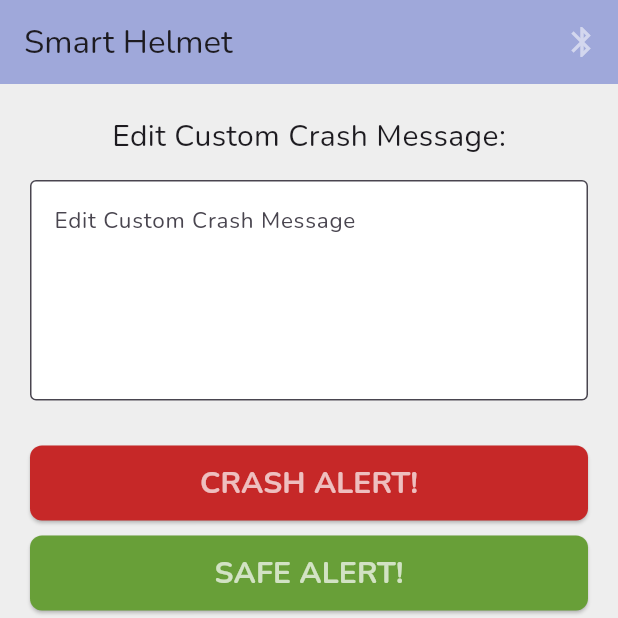
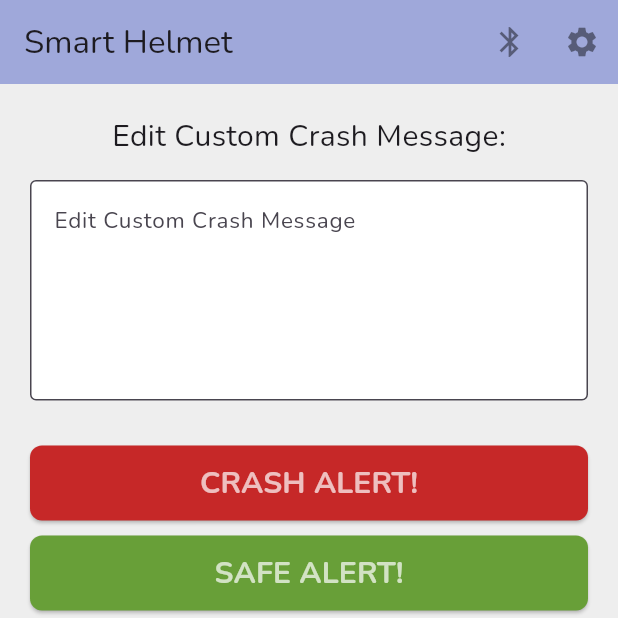
Before and after one commit to IsabellaTerick/smart_helmet, a Flutter app: the screen it shows after launch, after a tap on the "bluetooth" icon, on a phone screen of 412 x 824 dp, the top half of it. Run offline on Flutter 3.47's test engine with Material 3 defaults, Android fonts, the light colour scheme and no system bars; our stand-ins replace cloud_firestore, firebase_core, flutter_blue_plus, permission_handler, shared_preferences; accounts and stored records are empty.

Commit message:
Updated backend functions & settings button
Updated backend calls and added popup and button for settings

```diff
--- a/lib/connect_btn.dart
+++ b/lib/connect_btn.dart
@@ -15,7 +15,7 @@ class ConnectBtn extends StatelessWidget {
     return IconButton(
       icon: Icon(Icons.bluetooth),
       onPressed: onPressed,
-      color: isConnected ? Colors.blue: Colors.white54,
+      color: isConnected ? Colors.blue: Colors.black45,
     );
     // return ElevatedButton(
     //   onPressed: onPressed,
--- a/lib/crash_msg.dart
+++ b/lib/crash_msg.dart
@@ -1,8 +1,10 @@
 import 'package:flutter/material.dart';
 import 'package:cloud_firestore/cloud_firestore.dart';
+import 'package:smart_helmet_v4/main.dart';
 
 class CrashMsg extends StatefulWidget {
-  const CrashMsg({super.key});
+  final String deviceId;
+  const CrashMsg({super.key, required this.deviceId});
 
   //Getting current state of text message to update
   @override
@@ -17,12 +19,18 @@ class CrashMsgState extends State<CrashMsg> {
   @override
   void initState() {
     super.initState();
-    loadCrashMsg();
+    initCrashMsg();
+  }
+
+  void initCrashMsg() async {
+    String id = await getOrGenDeviceId();
+    loadCrashMsg(id);
   }
 
   //Getting currently database stored crashMsg
-  void loadCrashMsg() async {
-    DocumentSnapshot doc = await firestore.collection('settings').doc('crash_msg').get();
+  void loadCrashMsg(String deviceId) async {
+    DocumentSnapshot doc = await firestore.collection(deviceId).doc('settings').get();
+    //DocumentSnapshot doc = await firestore.collection('settings').doc('crash_msg').get();
     if (doc.exists) {
       setState(() {
         crashMsgCtrl.text = doc['message'] ?? '';
@@ -37,7 +45,7 @@ class CrashMsgState extends State<CrashMsg> {
       newMsg = 'Crash Detected!';
     }
 
-    await firestore.collection('settings').doc('crash_msg').set({'message': newMsg});
+    await firestore.collection(widget.deviceId).doc('settings').set({'message': newMsg});
     print("new msg $newMsg");
 
     setState(() {
--- a/lib/emergency_contact_tbl.dart
+++ b/lib/emergency_contact_tbl.dart
@@ -1,6 +1,7 @@
 import 'package:flutter/material.dart';
 import 'package:cloud_firestore/cloud_firestore.dart';
 import 'add_contact_btn.dart';
+import 'package:smart_helmet_v4/main.dart';
 
 class EmergencyContactTbl extends StatelessWidget {
   EmergencyContactTbl({super.key});
@@ -9,9 +10,9 @@ class EmergencyContactTbl extends StatelessWidget {
   final FirebaseFirestore firestore = FirebaseFirestore.instance;
 
   //Code for deleting the selected contact row from the database
-  void deleteSelectedContact(String contId) async {
+  void deleteSelectedContact(String deviceId, String contId) async {
     try {
-      await firestore.collection('contacts').doc(contId).delete();
+      await firestore.collection(deviceId).doc('contacts').collection('list').doc(contId).delete();
       print("Deleted contact");
     } catch(e) {
       print("Could not delete contact");
@@ -20,6 +21,10 @@ class EmergencyContactTbl extends StatelessWidget {
 
   @override
   Widget build(BuildContext context) {
+    return FutureBuilder(
+        future: getOrGenDeviceId(),
+        builder: (context, deviceSnapshot) {
+          String deviceId = deviceSnapshot.data!;
         return Padding(
           padding: EdgeInsets.all(10.0),
           child: Column(
@@ -77,7 +82,7 @@ class EmergencyContactTbl extends StatelessWidget {
                   Expanded(
                       //Pulling realtime information from database about contacts
                       child: StreamBuilder(
-                    stream: firestore.collection('contacts').snapshots(),
+                        stream: firestore.collection(deviceId).doc('contacts').collection('list').snapshots(),
                         builder: (context, snapshot) {
 
                           //If contacts currently in list
@@ -118,7 +123,7 @@ class EmergencyContactTbl extends StatelessWidget {
                                       icon: Icon(Icons.delete),
                                       color: Colors.red,
                                       onPressed: () {
-                                    deleteSelectedContact(contId);
+                                        deleteSelectedContact(deviceId, contId);
                                       },
                                     ),
                                   ),
@@ -135,6 +140,8 @@ class EmergencyContactTbl extends StatelessWidget {
             ),
           ],
           )
+        );
+      }
     );
   }
 
--- a/lib/main.dart
+++ b/lib/main.dart
@@ -1,6 +1,7 @@
 import 'package:flutter/material.dart';
 import 'package:firebase_core/firebase_core.dart';
 import 'package:shared_preferences/shared_preferences.dart';
+import 'package:smart_helmet_v4/settings_btn.dart';
 import 'firebase_options.dart';
 import 'package:uuid/uuid.dart';
 import './crash_msg.dart';
@@ -11,6 +12,7 @@ import './bluetooth_service.dart';
 import './led_controller.dart';
 import './connect_btn.dart';
 import './msg_display.dart';
+
 
 //Function to generate a random unique id for each device the app is downloaded on
 Future<String> getOrGenDeviceId() async {
@@ -24,6 +26,7 @@ Future<String> getOrGenDeviceId() async {
     await prefs.setString('device_id', deviceId);
   }
 
+  print("deviceId: $deviceId");
   //Return device id
   return deviceId;
 }
@@ -34,9 +37,9 @@ void main() async {
   WidgetsFlutterBinding.ensureInitialized();
   await Firebase.initializeApp();
 
-  //Getting device id
-  String deviceId = await getOrGenDeviceId();
-  print('Device ID: $deviceId');
+  // //Getting device id
+  // String? deviceId = await getOrGenDeviceId();
+  // print('Device ID: $deviceId');
 
   //Run app
   runApp(const MyApp());
@@ -96,26 +99,32 @@ class MyHomePageState extends State<MyHomePage> {
         backgroundColor: Colors.indigo[200],
         title: Text(widget.title),
         actions: [
-          ConnectBtn(onPressed: _isConnected ? null : _bluetoothService.scanAndConnect, isConnected: _isConnected,)
+          ConnectBtn(onPressed: _isConnected ? null : _bluetoothService.scanAndConnect, isConnected: _isConnected,),
+          EditSettingsBtn()
           //IconButton(onPressed: () => {}, icon: Icon(Icons.bluetooth), color: Colors.blue),
         ],
       ),
-      body: Stack(
-        children: <Widget>[
-          Center(
+      body: FutureBuilder<String>(
+        future: getOrGenDeviceId(),
+        builder: (context, snapshot) {
+          //Getting deviceId
+          final String deviceId = snapshot.data!;
+
+          //Returning home page
+          return Center(
             child: Column(
               mainAxisAlignment: MainAxisAlignment.center,
               children: <Widget>[
-                CrashMsg(),
+                CrashMsg(deviceId: deviceId),
                 CrashSafeBtns(onPressed: _ledController.toggleLED),
                 EmergencyContactTbl(),
                 AddContactBtn(),
                 //MessageDisplay(message: _message),
               ],
             ),
-          ),
-        ],
-      ),
+          );
+        }
+      )
     );
   }
 }
--- /dev/null
+++ b/lib/settings_btn.dart
@@ -0,0 +1,17 @@
+import 'package:flutter/material.dart';
+import './edit_settings_popup.dart';
+
+class EditSettingsBtn extends StatelessWidget {
+  const EditSettingsBtn({super.key});
+
+  @override
+  Widget build(BuildContext context) {
+    return IconButton(
+      icon: Icon(Icons.settings),
+      color: Colors.black45,
+      onPressed: () {
+        editUserSettings(context);
+      }
+    );
+  }
+}
```
Also changed, not shown: lib/add_contact_popup.dart (+9 -1 lines), lib/edit_settings_popup.dart (added, +58 -0 lines). Lines whose indentation alone changed are shown as unchanged.
